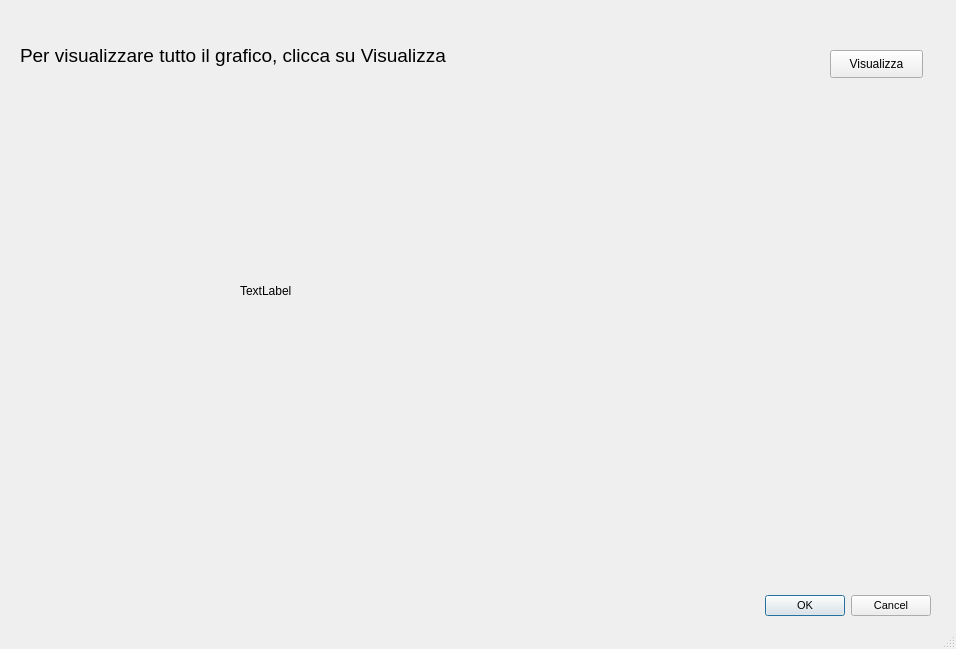
Qt form c++/menu/menu_project/visualizza.ui (alessan10/c19-1) before a commit.
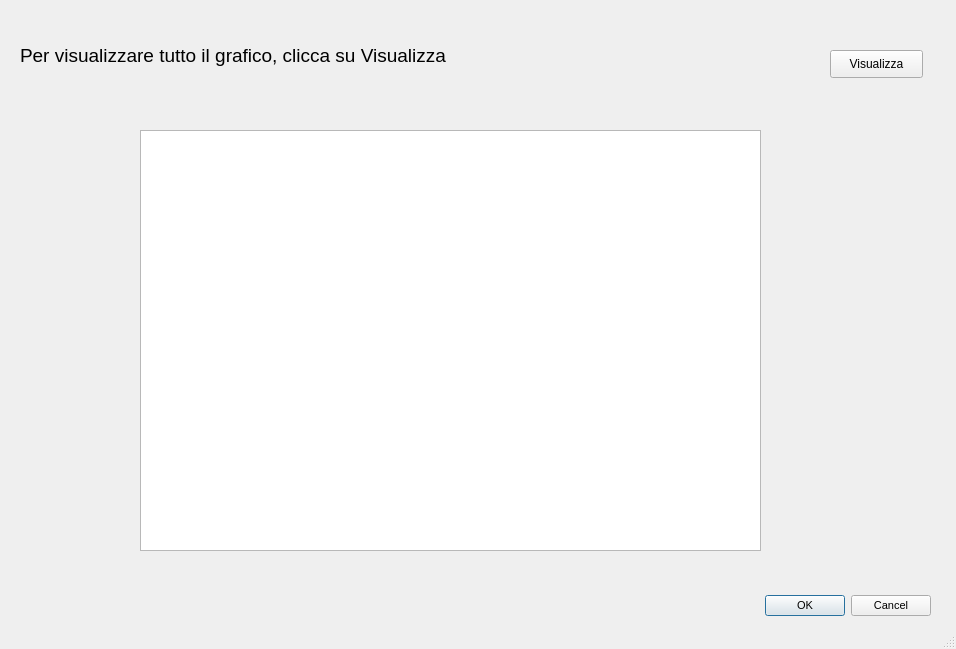
The same form after that commit.

Commit message: list view qt project

Diff of the .ui file:
```diff
--- a/c++/menu/menu_project/visualizza.ui
+++ b/c++/menu/menu_project/visualizza.ui
@@ -86,18 +86,15 @@
     <string>Visualizza</string>
    </property>
   </widget>
-  <widget class="QLabel" name="label_2">
+  <widget class="QListWidget" name="listWidget">
    <property name="geometry">
     <rect>
-     <x>240</x>
-     <y>190</y>
-     <width>431</width>
-     <height>201</height>
+     <x>140</x>
+     <y>130</y>
+     <width>621</width>
+     <height>421</height>
     </rect>
    </property>
-   <property name="text">
-    <string>TextLabel</string>
-   </property>
   </widget>
  </widget>
  <resources/>
```
The commit also changes 4 other files.
